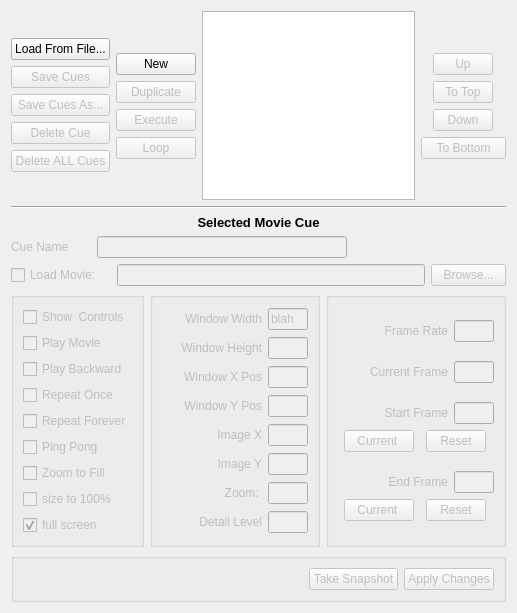
First picture: the form in blockbuster/src/blockbuster/MovieCueWidget.ui, repository LLNL/blockbuster, before the edit.
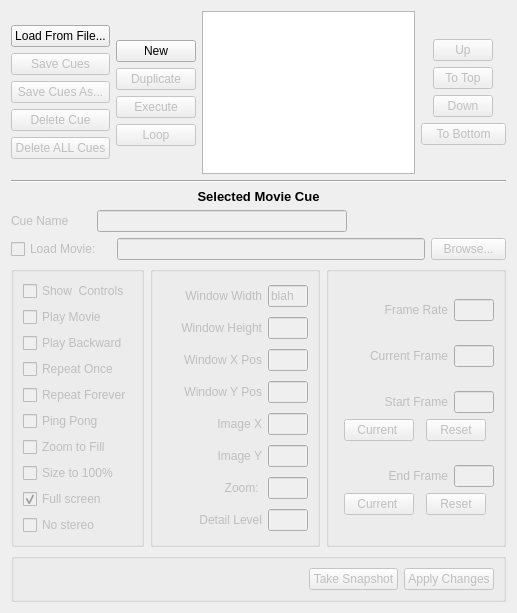
Second picture: the form after the edit.

Commit message: Fix ticket 149: Allow disabling of stereo movies in cues

```diff
--- a/blockbuster/src/blockbuster/MovieCueWidget.ui
+++ b/blockbuster/src/blockbuster/MovieCueWidget.ui
@@ -6,7 +6,7 @@
    <rect>
     <x>0</x>
     <y>0</y>
-    <width>515</width>
+    <width>516</width>
     <height>613</height>
    </rect>
   </property>
@@ -640,7 +640,7 @@
            <bool>false</bool>
           </property>
           <property name="text">
-           <string>size to 100%</string>
+           <string>Size to 100%</string>
           </property>
          </widget>
         </item>
@@ -653,13 +653,26 @@
            <string>show movie in full-screen size</string>
           </property>
           <property name="text">
-           <string>full screen</string>
+           <string>Full screen</string>
           </property>
           <property name="checked">
            <bool>true</bool>
           </property>
          </widget>
         </item>
+        <item>
+         <widget class="QCheckBox" name="noStereoCheckBox">
+          <property name="enabled">
+           <bool>false</bool>
+          </property>
+          <property name="toolTip">
+           <string>Run a stereo movie monoscopically</string>
+          </property>
+          <property name="text">
+           <string>No stereo</string>
+          </property>
+         </widget>
+        </item>
        </layout>
       </widget>
      </item>
```
The commit also changes 2 other files.
